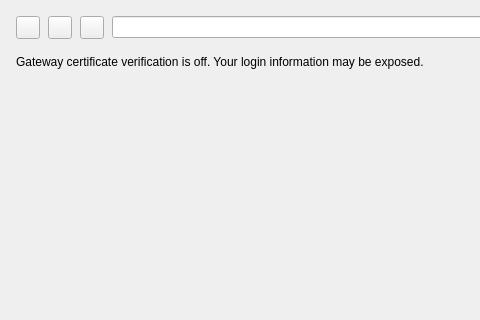
Before: the Qt Designer form presentation/dialogs/ssologinwebview/ssologinwebview.ui in wtalioy/JustConnect, drawn with Qt 5; both pictures show x 0 to 480 and y 0 to 320 of the 880 by 640 pixel window.
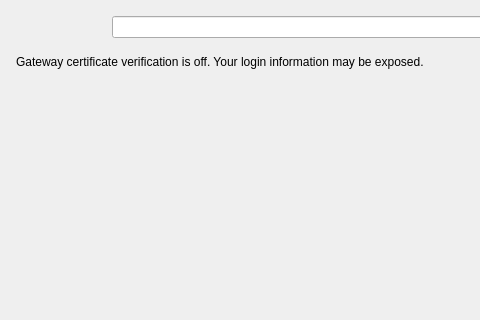
After: the same form once the commit is applied.

What changed in the file:
```diff
--- a/presentation/dialogs/ssologinwebview/ssologinwebview.ui
+++ b/presentation/dialogs/ssologinwebview/ssologinwebview.ui
@@ -40,6 +40,9 @@
         <property name="accessibleName">
          <string>Back</string>
         </property>
+        <property name="autoRaise">
+         <bool>true</bool>
+        </property>
        </widget>
       </item>
       <item>
@@ -53,6 +56,9 @@
         <property name="accessibleName">
          <string>Forward</string>
         </property>
+        <property name="autoRaise">
+         <bool>true</bool>
+        </property>
        </widget>
       </item>
       <item>
@@ -66,6 +72,9 @@
         <property name="accessibleName">
          <string>Reload</string>
         </property>
+        <property name="autoRaise">
+         <bool>true</bool>
+        </property>
        </widget>
       </item>
       <item>
```
